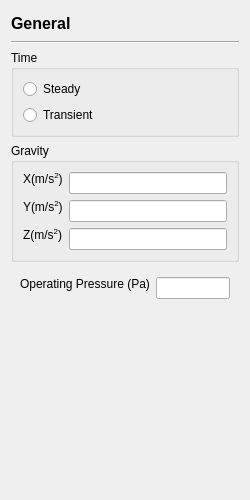
Qt form baramFlow/view/setup/general/general_page.ui (nextfoam/baram) before a commit.
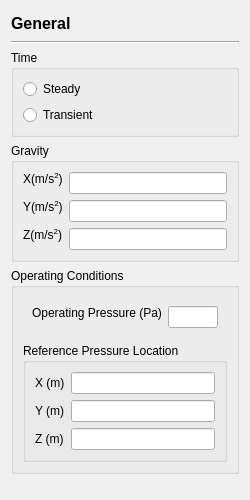
The same form after that commit.

Commit message: Issue #249 Reference Pressure Location 설정 항목 Reference Value 페이지에서 General 페이지로 이동

```diff
--- a/baramFlow/view/setup/general/general_page.ui
+++ b/baramFlow/view/setup/general/general_page.ui
@@ -154,6 +154,12 @@
     </widget>
    </item>
    <item>
+    <widget class="QGroupBox" name="groupBox_2">
+     <property name="title">
+      <string>Operating Conditions</string>
+     </property>
+     <layout class="QVBoxLayout" name="verticalLayout_3">
+      <item>
     <widget class="QWidget" name="widget" native="true">
      <layout class="QFormLayout" name="formLayout_2">
       <item row="0" column="0">
@@ -177,6 +183,69 @@
         <property name="text">
          <string/>
         </property>
+          </widget>
+         </item>
+        </layout>
+       </widget>
+      </item>
+      <item>
+       <widget class="QGroupBox" name="groupBox_3">
+        <property name="title">
+         <string>Reference Pressure Location</string>
+        </property>
+        <layout class="QFormLayout" name="formLayout_5">
+         <item row="0" column="0">
+          <widget class="QLabel" name="label_14">
+           <property name="text">
+            <string>X (m)</string>
+           </property>
+          </widget>
+         </item>
+         <item row="0" column="1">
+          <widget class="QLineEdit" name="pressureLocationX">
+           <property name="enabled">
+            <bool>true</bool>
+           </property>
+           <property name="text">
+            <string/>
+           </property>
+          </widget>
+         </item>
+         <item row="1" column="0">
+          <widget class="QLabel" name="label_15">
+           <property name="text">
+            <string>Y (m)</string>
+           </property>
+          </widget>
+         </item>
+         <item row="1" column="1">
+          <widget class="QLineEdit" name="pressureLocationY">
+           <property name="enabled">
+            <bool>true</bool>
+           </property>
+           <property name="text">
+            <string/>
+           </property>
+          </widget>
+         </item>
+         <item row="2" column="0">
+          <widget class="QLabel" name="label_16">
+           <property name="text">
+            <string>Z (m)</string>
+           </property>
+          </widget>
+         </item>
+         <item row="2" column="1">
+          <widget class="QLineEdit" name="pressureLocationZ">
+           <property name="enabled">
+            <bool>true</bool>
+           </property>
+           <property name="text">
+            <string/>
+           </property>
+          </widget>
+         </item>
+        </layout>
        </widget>
       </item>
      </layout>
```
Lines whose indentation alone changed are shown as unchanged. The commit also changes 3 other files.
